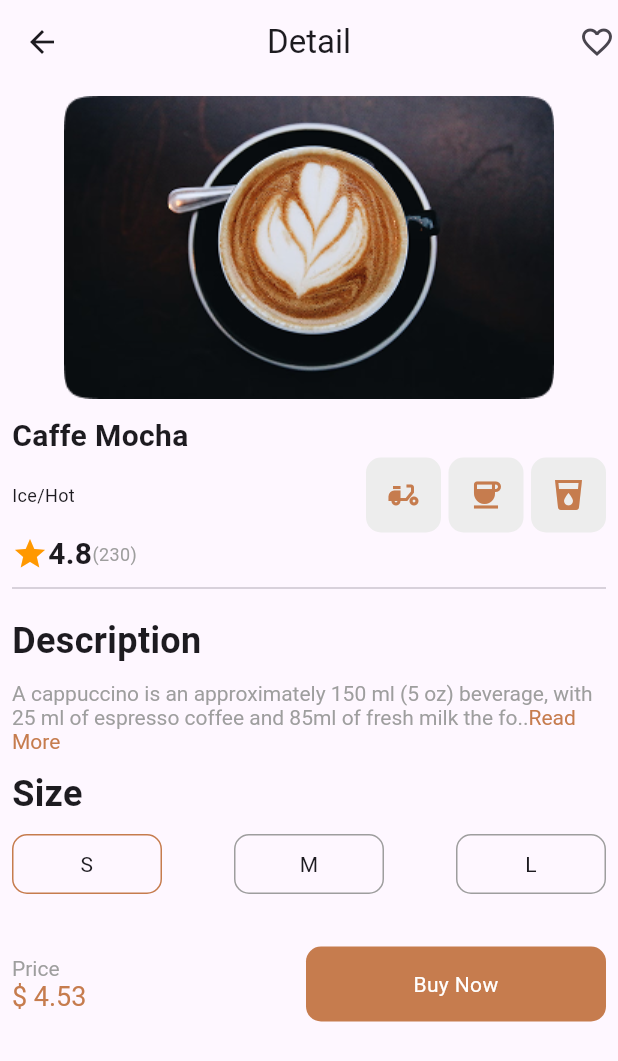
After one commit to shabbeerumer/Coffee-Shop-App, a Flutter app: the detail_item screen opened directly, on a phone screen of 412 x 824 dp. The commit adds this screen. Shown: the top 1061 px of the screen. Run offline on Flutter 3.47's test engine with Material 3 defaults, Android fonts, the phone set to English and light mode, and no system bars.

Commit message:
first commit

```diff
--- /dev/null
+++ b/lib/component/detail_page_boxes1.dart
@@ -0,0 +1,20 @@
+import 'package:flutter/material.dart';
+import '../utlls/colors.dart';
+
+class detail_page_boxes1 extends StatelessWidget {
+  IconData? icon;
+   detail_page_boxes1({super.key , required this.icon});
+
+  @override
+  Widget build(BuildContext context) {
+    return Container(
+      height: 50,
+      width: 50,
+      decoration: BoxDecoration(
+          color: Color(0xffEDEDED),
+          borderRadius: BorderRadius.circular(10)
+      ),
+      child: Icon(icon , color: AppColors.browncolor,),
+    );
+  }
+}
--- /dev/null
+++ b/lib/component/detail_page_boxes2.dart
@@ -0,0 +1,33 @@
+import 'package:coffee_shop_app/utlls/colors.dart';
+import 'package:flutter/material.dart';
+import 'mytext.dart';
+
+class detail_page_boxes2 extends StatefulWidget {
+  String size;
+  Function()? onTap;
+  bool isSelected;
+  detail_page_boxes2({super.key , required this.size , required this.onTap , required this.isSelected});
+
+  @override
+  State<detail_page_boxes2> createState() => _detail_page_boxes2State();
+}
+
+class _detail_page_boxes2State extends State<detail_page_boxes2> {
+  @override
+  Widget build(BuildContext context) {
+    return InkWell(
+        onTap: widget.onTap,
+      child: Container(
+        height: 40,
+        width: 100,
+        decoration: BoxDecoration(
+            border: Border.all(
+                color: widget.isSelected  ? AppColors.browncolor : AppColors.graycolor
+            ),
+            borderRadius: BorderRadius.circular(10)
+        ),
+        child: Center(child: mytext(data: widget.size , textAlign: TextAlign.center,)),
+      ),
+    );
+  }
+}
--- /dev/null
+++ b/lib/pages/detail_item.dart
@@ -0,0 +1,149 @@
+import 'package:coffee_shop_app/component/detail_page_boxes1.dart';
+import 'package:coffee_shop_app/component/mysizedbox.dart';
+import 'package:coffee_shop_app/component/mytext.dart';
+import 'package:coffee_shop_app/utlls/colors.dart';
+import 'package:flutter/material.dart';
+import '../component/detail_page_boxes2.dart';
+
+class detail_item extends StatefulWidget {
+  const detail_item({super.key});
+
+  @override
+  State<detail_item> createState() => _detail_itemState();
+}
+
+class _detail_itemState extends State<detail_item> {
+  int selectedSize = 0;
+  @override
+  Widget build(BuildContext context) {
+    return Scaffold(
+      appBar: AppBar(
+        actionsPadding: EdgeInsetsGeometry.only(right: 2),
+        centerTitle: true,
+        title: mytext(data: 'Detail'),
+        actions: [
+          Icon(Icons.favorite_border),
+        ]
+      ),
+      body: SafeArea(
+        child: Padding(
+          padding: const EdgeInsets.all(8.0),
+          child: SingleChildScrollView(
+            child: Column(
+              crossAxisAlignment: CrossAxisAlignment.start,
+              children: [
+                Center(child: Image.asset('images/1Image.png')),
+                mysizedbox(
+                  height: 10,
+                ),
+                mytext(data: 'Caffe Mocha' , fontSize: 20, fontWeight: FontWeight.bold,),
+                Row(
+                  mainAxisAlignment: MainAxisAlignment.spaceBetween,
+                  crossAxisAlignment: CrossAxisAlignment.center,
+                  children: [
+                    mytext(data: 'Ice/Hot' , fontSize: 12,),
+
+                   Row(
+
+                     children: [
+                       detail_page_boxes1(icon: Icons.delivery_dining,),
+                       mysizedbox(width: 5,),
+                       detail_page_boxes1(icon: Icons.coffee,),
+                       mysizedbox(width: 5,),
+                       detail_page_boxes1(icon: Icons.local_drink,),
+
+                     ],
+                   ),
+                  ],
+                ),
+                Row(
+                  children: [
+                    Icon(Icons.star , color: Colors.orange,),
+                    mytext(data: '4.8' , fontSize: 20, fontWeight: FontWeight.bold,),
+                    mytext(data: '(230)' , fontSize: 12,color: AppColors.graycolor,),
+
+                  ],
+                ),
+                Divider(),
+                mysizedbox(
+                  height: 10,
+                ),
+                mytext(data: 'Description', fontSize: 24, fontWeight: FontWeight.bold,),
+                mysizedbox(
+                  height: 10,
+                ),
+                RichText(
+                    text: TextSpan(
+                  children: [
+                    TextSpan(
+                        style: TextStyle(color: AppColors.graycolor),
+                        text: 'A cappuccino is an approximately 150 ml (5 oz) beverage, with 25 ml of espresso coffee and 85ml of fresh milk the fo..') , TextSpan(text: 'Read More' , style: TextStyle(color: AppColors.browncolor))]
+                )),
+
+               mysizedbox(
+                 height: 10,
+               ),
+                mytext(data: 'Size' , fontSize: 24, fontWeight: FontWeight.bold,),
+                mysizedbox(
+                  height: 10,
+                ),
+
+                Row(
+                  mainAxisAlignment: MainAxisAlignment.spaceBetween,
+                  children: [
+                    detail_page_boxes2(
+                      size: 'S',
+                      isSelected: selectedSize == 0,
+                      onTap: () {
+                        setState(() => selectedSize = 0);
+                      },
+                    ),
+                    detail_page_boxes2(
+                      size: 'M',
+                      isSelected: selectedSize == 1,
+                      onTap: () {
+                        setState(() => selectedSize = 1);
+                      },
+                    ),
+                    detail_page_boxes2(
+                      size: 'L',
+                      isSelected: selectedSize == 2,
+                      onTap: () {
+                        setState(() => selectedSize = 2);
+                      },
+                    ),
+                  ],
+                ),
+                mysizedbox(
+                  height: 10,
+                ),
+                Container(
+                  height: 100,
+                  width: double.infinity,
+                  child: Row(
+                    mainAxisAlignment: MainAxisAlignment.spaceBetween,
+                    crossAxisAlignment: CrossAxisAlignment.center,
+                    children: [
+                      RichText(
+                          text: TextSpan(
+                            children: [TextSpan(text: 'Price \n' , style: TextStyle(fontSize: 14 , color: AppColors.graycolor)) , TextSpan(text: "\$ 4.53" , style: TextStyle(color: AppColors.browncolor , fontSize: 18))]
+                          )),
+
+                      Container(
+                        height: 50,
+                        width: 200,
+                        decoration: BoxDecoration(color: AppColors.browncolor,borderRadius: BorderRadius.circular(10)),
+                        child: Center(child: mytext(data: 'Buy Now' ,textAlign: TextAlign.center, color: AppColors.whitecolor,)),
+                      ),
+
+                    ],
+                  ),
+                )
+              ],
+            ),
+          ),
+        ),
+      ),
+    );
+  }
+}
--- a/lib/pages/homepage.dart
+++ b/lib/pages/homepage.dart
@@ -353,6 +353,7 @@
 // }
 import 'package:coffee_shop_app/component/mysizedbox.dart';
 import 'package:coffee_shop_app/component/mytext.dart';
+import 'package:coffee_shop_app/pages/detail_item.dart';
 import 'package:coffee_shop_app/utlls/colors.dart';
 import 'package:flutter/material.dart';
 
@@ -678,7 +679,8 @@ class _homepageState extends State<homepage> {
                               data: '\$${mycoffiedata[index]['price'].toString()}',
                               fontWeight: FontWeight.bold,
                             ),
-                            Container(
+                            InkWell(
+                              child: Container(
                                 height: 25,
                                 width: 25,
                                 decoration: BoxDecoration(
@@ -686,6 +688,10 @@ class _homepageState extends State<homepage> {
                                   color: AppColors.browncolor,
                                 ),
                                 child: Icon(Icons.add, color: AppColors.whitecolor, size: 16),
+                              ),
+                              onTap: (){
+                                Navigator.push(context, MaterialPageRoute(builder: (context) => detail_item()));
+                              },
                             ),
                           ],
                         ),
```
Also changed, not shown: images/1Image.png (added). Lines whose indentation alone changed are shown as unchanged.
